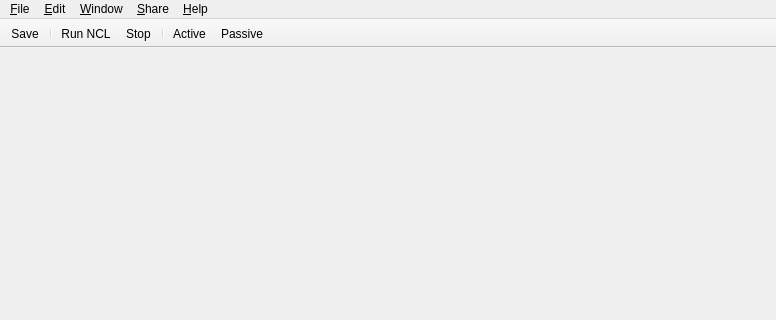
Before: the Qt Designer form src/gui/ui/ComposerMainWindow.ui in TeleMidia/nclcomposer, drawn with Qt 5; both pictures show x 0 to 776 and y 0 to 320 of the 776 by 508 pixel window.
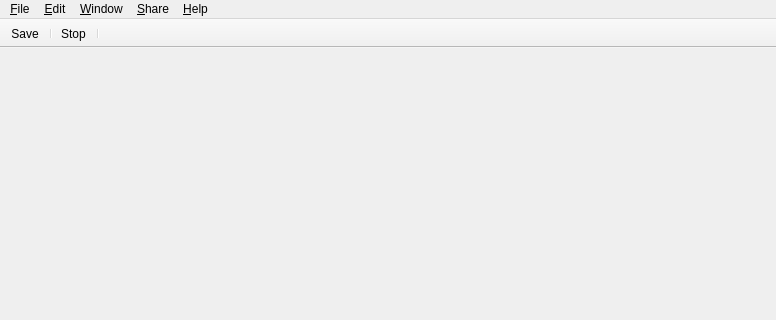
After: the same form once the commit is applied. Icons and pictures are not drawn.

Commit message: maint: Initial support for multidevice running. Changes in the toolbar(button run_ncl changes) *	modified:   src/gui/src/ComposerMainWindow.cpp: likewise *	modified:   src/gui/src/ComposerMainWindow.h: likewise *	modified:   src/gui/ui/ComposerMainWindow.ui: likewise

Diff of the .ui file:
```diff
--- a/src/gui/ui/ComposerMainWindow.ui
+++ b/src/gui/ui/ComposerMainWindow.ui
@@ -264,11 +264,8 @@
    </attribute>
    <addaction name="action_Save"/>
    <addaction name="separator"/>
-   <addaction name="action_RunNCL"/>
    <addaction name="action_StopNCL"/>
    <addaction name="separator"/>
-   <addaction name="runActiveNCL"/>
-   <addaction name="runPassiveNCL"/>
   </widget>
   <action name="action_NewProject">
    <property name="icon">
```
Left out of the diff: 4 changed lines with no effect on the pictures. The commit also changes 2 other files.
